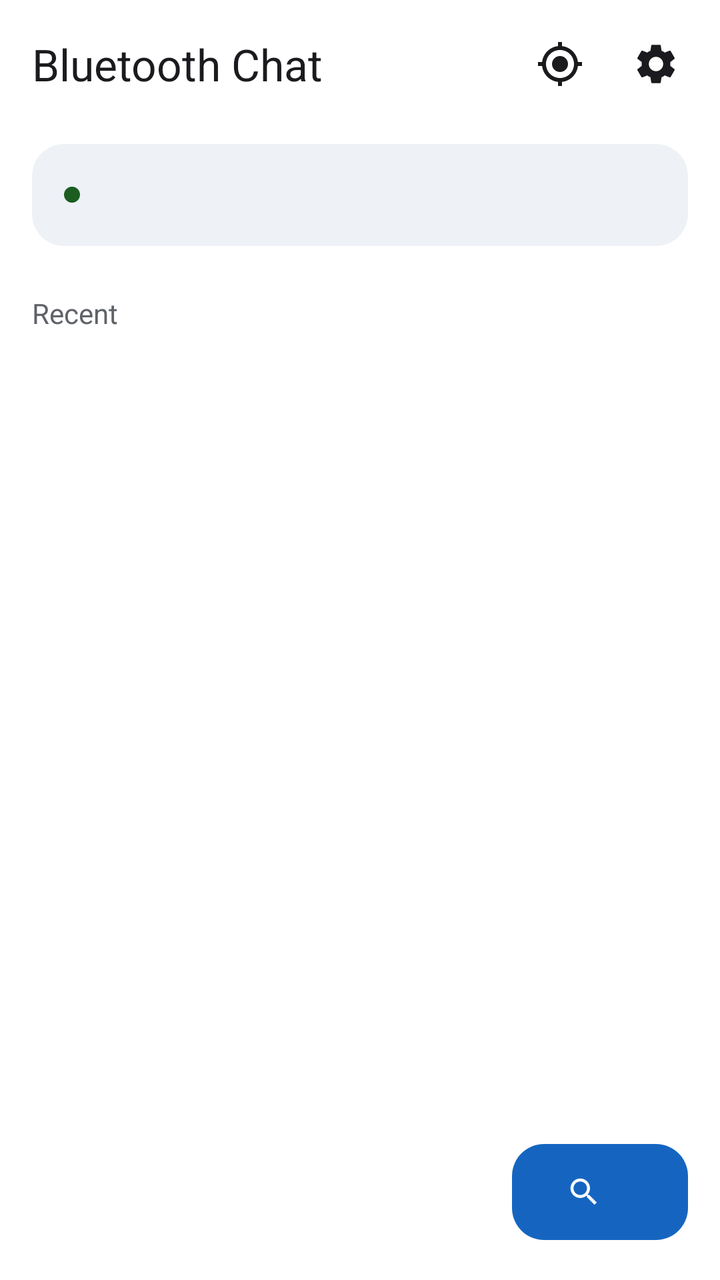
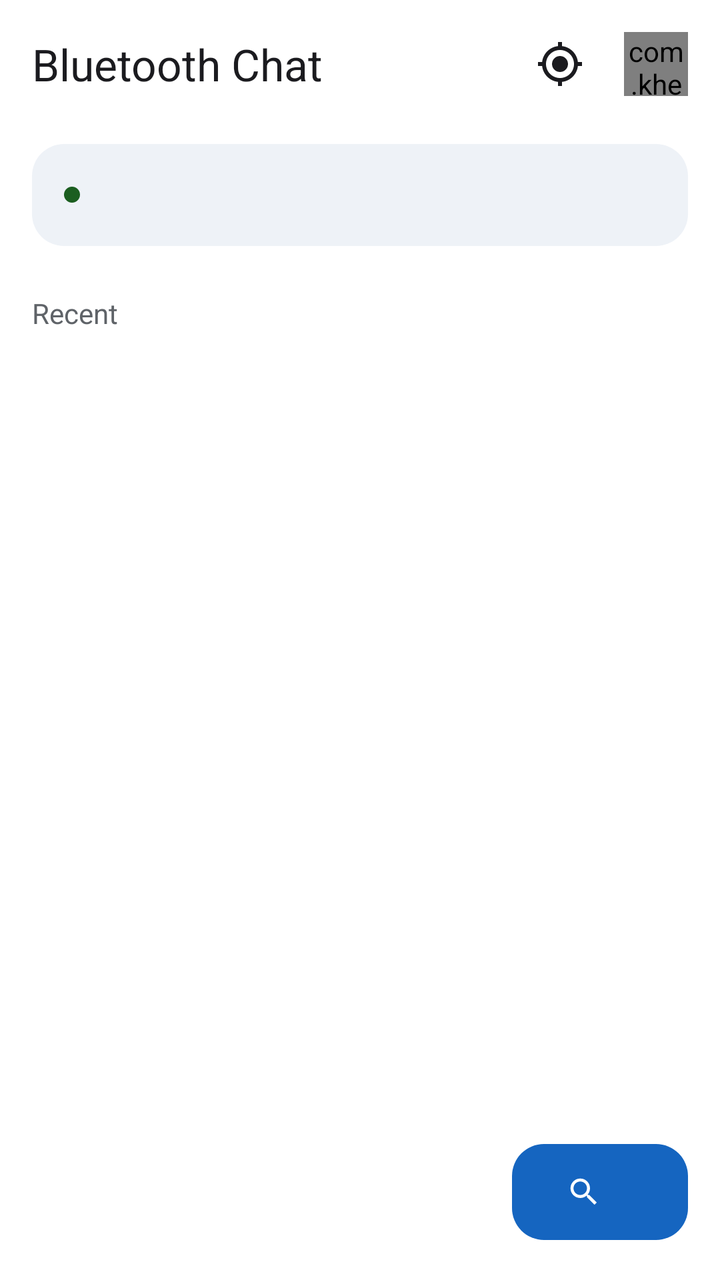

Compare the two renders of this Android layout. The source of the first and the diff that turns it into the second are given below.
<!-- AndroidManifest.xml: application theme Theme.BChat -->
<!-- res/layout/activity_home.xml -->
<?xml version="1.0" encoding="utf-8"?>
<FrameLayout xmlns:android="http://schemas.android.com/apk/res/android"
    xmlns:app="http://schemas.android.com/apk/res-auto"
    xmlns:tools="http://schemas.android.com/tools"
    android:id="@+id/root"
    android:layout_width="match_parent"
    android:layout_height="match_parent"
    android:background="@color/surface"
    tools:context=".HomeActivity">

    <LinearLayout
        android:layout_width="match_parent"
        android:layout_height="match_parent"
        android:orientation="vertical">

        <LinearLayout
            android:layout_width="match_parent"
            android:layout_height="wrap_content"
            android:gravity="center_vertical"
            android:minHeight="64dp"
            android:orientation="horizontal"
            android:paddingStart="16dp"
            android:paddingEnd="8dp">

            <TextView
                android:layout_width="0dp"
                android:layout_height="wrap_content"
                android:layout_weight="1"
                android:text="Bluetooth Chat"
                android:textColor="@color/text_primary"
                android:textSize="22sp" />

            <ImageButton
                android:id="@+id/btnVisible"
                android:layout_width="48dp"
                android:layout_height="48dp"
                android:background="?attr/selectableItemBackgroundBorderless"
                android:contentDescription="Make my phone visible"
                android:src="@drawable/ic_my_location"
                android:tint="@color/text_primary" />

            <ImageButton
                android:id="@+id/btnSettings"
                android:layout_width="48dp"
                android:layout_height="48dp"
                android:background="?attr/selectableItemBackgroundBorderless"
                android:contentDescription="Settings"
                android:src="@drawable/ic_settings"
                android:tint="@color/text_primary" />
        </LinearLayout>

        <LinearLayout
            android:id="@+id/statusCard"
            android:layout_width="match_parent"
            android:layout_height="wrap_content"
            android:layout_marginStart="16dp"
            android:layout_marginTop="8dp"
            android:layout_marginEnd="16dp"
            android:background="@drawable/bg_card"
            android:backgroundTint="@color/input_bg"
            android:gravity="center_vertical"
            android:minHeight="48dp"
            android:orientation="horizontal"
            android:padding="16dp">

            <View
                android:id="@+id/statusDot"
                android:layout_width="8dp"
                android:layout_height="8dp"
                android:background="@drawable/bg_circle"
                android:backgroundTint="@color/status_connected" />

            <ImageView
                android:id="@+id/ivBtOff"
                android:layout_width="24dp"
                android:layout_height="24dp"
                android:importantForAccessibility="no"
                android:src="@drawable/ic_bluetooth_off"
                android:tint="@color/status_disconnected"
                android:visibility="gone" />

            <LinearLayout
                android:layout_width="0dp"
                android:layout_height="wrap_content"
                android:layout_marginStart="12dp"
                android:layout_weight="1"
                android:orientation="vertical">

                <TextView
                    android:id="@+id/tvBtTitle"
                    android:layout_width="wrap_content"
                    android:layout_height="wrap_content"
                    android:textColor="@color/text_primary"
                    android:textSize="14sp" />

                <TextView
                    android:id="@+id/tvBtSubtitle"
                    android:layout_width="wrap_content"
                    android:layout_height="wrap_content"
                    android:textColor="@color/status_disconnected"
                    android:textSize="14sp"
                    android:visibility="gone" />
            </LinearLayout>
        </LinearLayout>

        <TextView
            android:layout_width="wrap_content"
            android:layout_height="wrap_content"
            android:layout_marginStart="16dp"
            android:layout_marginTop="24dp"
            android:layout_marginBottom="8dp"
            android:text="Recent"
            android:textColor="@color/text_secondary"
            android:textSize="14sp" />

        <FrameLayout
            android:layout_width="match_parent"
            android:layout_height="0dp"
            android:layout_weight="1">

            <androidx.recyclerview.widget.RecyclerView
                android:id="@+id/rvChats"
                android:layout_width="match_parent"
                android:layout_height="match_parent"
                android:clipToPadding="false"
                android:paddingBottom="96dp" />

            <TextView
                android:id="@+id/tvEmpty"
                android:layout_width="match_parent"
                android:layout_height="wrap_content"
                android:layout_marginTop="48dp"
                android:gravity="center"
                android:paddingStart="32dp"
                android:paddingEnd="32dp"
                android:text="No chats yet. Tap Find devices to start one."
                android:textColor="@color/text_secondary"
                android:textSize="16sp"
                android:visibility="gone" />
        </FrameLayout>
    </LinearLayout>

    <com.google.android.material.button.MaterialButton
        android:id="@+id/btnAction"
        android:layout_width="wrap_content"
        android:layout_height="56dp"
        android:layout_gravity="bottom|end"
        android:layout_margin="16dp"
        android:paddingStart="20dp"
        android:paddingEnd="24dp"
        android:textColor="@color/white"
        android:textSize="16sp"
        app:backgroundTint="@color/primary"
        app:cornerRadius="16dp"
        app:icon="@drawable/ic_search"
        app:iconGravity="textStart"
        app:iconPadding="12dp"
        app:iconTint="@color/white" />
</FrameLayout>
<!-- resources referenced by this layout -->
<resources>
  <color name="input_bg">#EEF2F7</color>
  <color name="primary">#1565C0</color>
  <color name="status_connected">#1B5E20</color>
  <color name="status_disconnected">#B3261E</color>
  <color name="surface">#FFFFFF</color>
  <color name="text_primary">#1B1B1F</color>
  <color name="text_secondary">#5F6368</color>
  <color name="white">#FFFFFFFF</color>
  <!-- drawable bg_card (drawable) -->
  <?xml version="1.0" encoding="utf-8"?>
  <shape xmlns:android="http://schemas.android.com/apk/res/android"
      android:shape="rectangle">
      <solid android:color="@color/white" />
      <corners android:radius="16dp" />
  </shape>
  <!-- drawable bg_circle (drawable) -->
  <?xml version="1.0" encoding="utf-8"?>
  <shape xmlns:android="http://schemas.android.com/apk/res/android"
      android:shape="oval">
      <solid android:color="@color/white" />
  </shape>
  <!-- drawable ic_bluetooth_off (drawable) -->
  <?xml version="1.0" encoding="utf-8"?>
  <vector xmlns:android="http://schemas.android.com/apk/res/android"
      android:width="24dp"
      android:height="24dp"
      android:viewportWidth="24"
      android:viewportHeight="24">
      <path
          android:fillColor="#FF000000"
          android:pathData="M13,5.83l1.88,1.88 -1.6,1.6 1.41,1.41 3.02,-3.02L12,2h-1v5.03l2,2v-3.2zM5.41,4L4,5.41 10.59,12 5,17.59 6.41,19 11,14.41V22h1l4.29,-4.29 2.3,2.29L20,18.59 5.41,4zM13,18.17v-3.76l1.88,1.88L13,18.17z" />
  </vector>
  <!-- drawable ic_search (drawable) -->
  <?xml version="1.0" encoding="utf-8"?>
  <vector xmlns:android="http://schemas.android.com/apk/res/android"
      android:width="24dp"
      android:height="24dp"
      android:viewportWidth="24"
      android:viewportHeight="24">
      <path
          android:fillColor="#FF000000"
          android:pathData="M15.5,14h-0.79l-0.28,-0.27C15.41,12.59 16,11.11 16,9.5 16,5.91 13.09,3 9.5,3S3,5.91 3,9.5 5.91,16 9.5,16c1.61,0 3.09,-0.59 4.23,-1.57l0.27,0.28v0.79l5,4.99L20.49,19l-4.99,-5zM9.5,14C7.01,14 5,11.99 5,9.5S7.01,5 9.5,5 14,7.01 14,9.5 11.99,14 9.5,14z" />
  </vector>
  <!-- drawable ic_settings (drawable) -->
  <?xml version="1.0" encoding="utf-8"?>
  <vector xmlns:android="http://schemas.android.com/apk/res/android"
      android:width="24dp"
      android:height="24dp"
      android:viewportWidth="24"
      android:viewportHeight="24">
      <path
          android:fillColor="#FF000000"
          android:pathData="M19.14,12.94c0.04,-0.3 0.06,-0.61 0.06,-0.94c0,-0.32 -0.02,-0.64 -0.07,-0.94l2.03,-1.58c0.18,-0.14 0.23,-0.41 0.12,-0.61l-1.92,-3.32c-0.12,-0.22 -0.37,-0.29 -0.59,-0.22l-2.39,0.96c-0.5,-0.38 -1.03,-0.7 -1.62,-0.94L14.4,2.81c-0.04,-0.24 -0.24,-0.41 -0.48,-0.41h-3.84c-0.24,0 -0.43,0.17 -0.47,0.41L9.25,5.35C8.66,5.59 8.12,5.92 7.63,6.29L5.24,5.33c-0.22,-0.08 -0.47,0 -0.59,0.22L2.74,8.87C2.62,9.08 2.66,9.34 2.86,9.48l2.03,1.58C4.84,11.36 4.8,11.69 4.8,12s0.02,0.64 0.07,0.94l-2.03,1.58c-0.18,0.14 -0.23,0.41 -0.12,0.61l1.92,3.32c0.12,0.22 0.37,0.29 0.59,0.22l2.39,-0.96c0.5,0.38 1.03,0.7 1.62,0.94l0.36,2.54c0.05,0.24 0.24,0.41 0.48,0.41h3.84c0.24,0 0.44,-0.17 0.47,-0.41l0.36,-2.54c0.59,-0.24 1.13,-0.56 1.62,-0.94l2.39,0.96c0.22,0.08 0.47,0 0.59,-0.22l1.92,-3.32c0.12,-0.22 0.07,-0.47 -0.12,-0.61L19.14,12.94zM12,15.6c-1.98,0 -3.6,-1.62 -3.6,-3.6s1.62,-3.6 3.6,-3.6s3.6,1.62 3.6,3.6S13.98,15.6 12,15.6z" />
  </vector>
  <style name="Theme.BChat" parent="Base.Theme.BChat" />
  <style name="Base.Theme.BChat" parent="Theme.Material3.DayNight.NoActionBar">
          <item name="colorPrimary">@color/primary</item>
      </style>
  <!-- unchanged entries left out for length: 1 -->
</resources>

<!-- the commit's change to res/layout/activity_home.xml (unified diff, before → after) -->
@@ -37,16 +37,23 @@
                 android:background="?attr/selectableItemBackgroundBorderless"
                 android:contentDescription="Make my phone visible"
                 android:src="@drawable/ic_my_location"
-                android:tint="@color/text_primary" />
+                app:tint="@color/text_primary" />
 
-            <ImageButton
-                android:id="@+id/btnSettings"
+            <FrameLayout
+                android:id="@+id/btnProfile"
                 android:layout_width="48dp"
                 android:layout_height="48dp"
                 android:background="?attr/selectableItemBackgroundBorderless"
-                android:contentDescription="Settings"
-                android:src="@drawable/ic_settings"
-                android:tint="@color/text_primary" />
+                android:clickable="true"
+                android:contentDescription="Profile and settings"
+                android:focusable="true">
+
+                <com.kherphy.bchat.AvatarView
+                    android:id="@+id/avatarMe"
+                    android:layout_width="32dp"
+                    android:layout_height="32dp"
+                    android:layout_gravity="center" />
+            </FrameLayout>
         </LinearLayout>
 
         <LinearLayout
@@ -76,8 +83,8 @@
                 android:layout_height="24dp"
                 android:importantForAccessibility="no"
                 android:src="@drawable/ic_bluetooth_off"
-                android:tint="@color/status_disconnected"
-                android:visibility="gone" />
+                android:visibility="gone"
+                app:tint="@color/status_disconnected" />
 
             <LinearLayout
                 android:layout_width="0dp"
<!-- resource entries referenced after the edit -->
@@ -43,17 +43,6 @@
           android:fillColor="#FF000000"
           android:pathData="M15.5,14h-0.79l-0.28,-0.27C15.41,12.59 16,11.11 16,9.5 16,5.91 13.09,3 9.5,3S3,5.91 3,9.5 5.91,16 9.5,16c1.61,0 3.09,-0.59 4.23,-1.57l0.27,0.28v0.79l5,4.99L20.49,19l-4.99,-5zM9.5,14C7.01,14 5,11.99 5,9.5S7.01,5 9.5,5 14,7.01 14,9.5 11.99,14 9.5,14z" />
   </vector>
-  <!-- drawable ic_settings (drawable) -->
-  <?xml version="1.0" encoding="utf-8"?>
-  <vector xmlns:android="http://schemas.android.com/apk/res/android"
-      android:width="24dp"
-      android:height="24dp"
-      android:viewportWidth="24"
-      android:viewportHeight="24">
-      <path
-          android:fillColor="#FF000000"
-          android:pathData="M19.14,12.94c0.04,-0.3 0.06,-0.61 0.06,-0.94c0,-0.32 -0.02,-0.64 -0.07,-0.94l2.03,-1.58c0.18,-0.14 0.23,-0.41 0.12,-0.61l-1.92,-3.32c-0.12,-0.22 -0.37,-0.29 -0.59,-0.22l-2.39,0.96c-0.5,-0.38 -1.03,-0.7 -1.62,-0.94L14.4,2.81c-0.04,-0.24 -0.24,-0.41 -0.48,-0.41h-3.84c-0.24,0 -0.43,0.17 -0.47,0.41L9.25,5.35C8.66,5.59 8.12,5.92 7.63,6.29L5.24,5.33c-0.22,-0.08 -0.47,0 -0.59,0.22L2.74,8.87C2.62,9.08 2.66,9.34 2.86,9.48l2.03,1.58C4.84,11.36 4.8,11.69 4.8,12s0.02,0.64 0.07,0.94l-2.03,1.58c-0.18,0.14 -0.23,0.41 -0.12,0.61l1.92,3.32c0.12,0.22 0.37,0.29 0.59,0.22l2.39,-0.96c0.5,0.38 1.03,0.7 1.62,0.94l0.36,2.54c0.05,0.24 0.24,0.41 0.48,0.41h3.84c0.24,0 0.44,-0.17 0.47,-0.41l0.36,-2.54c0.59,-0.24 1.13,-0.56 1.62,-0.94l2.39,0.96c0.22,0.08 0.47,0 0.59,-0.22l1.92,-3.32c0.12,-0.22 0.07,-0.47 -0.12,-0.61L19.14,12.94zM12,15.6c-1.98,0 -3.6,-1.62 -3.6,-3.6s1.62,-3.6 3.6,-3.6s3.6,1.62 3.6,3.6S13.98,15.6 12,15.6z" />
-  </vector>
   <style name="Theme.BChat" parent="Base.Theme.BChat" />
   <style name="Base.Theme.BChat" parent="Theme.Material3.DayNight.NoActionBar">
           <item name="colorPrimary">@color/primary</item>
